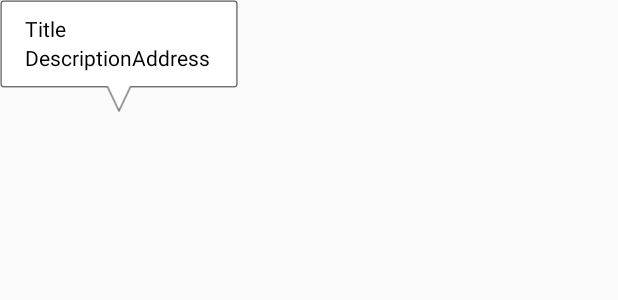
After one commit to truebluejason/free-findr, an Android app: the layout bonuspack_bubble.xml on its own in the app's theme, with its tools: preview values and no code run, on a phone screen of 412 x 824 dp. The commit adds this screen. Shown: the top 300 px of the screen. Run offline under Robolectric (Android 15) with nearby library versions, the phone set to English and light mode, and no system bars.

Commit message:
Bitch ass nigga

```diff
--- a/app/src/main/res/layout/activity_map.xml
+++ b/app/src/main/res/layout/activity_map.xml
@@ -1,8 +1,8 @@
 <?xml version="1.0" encoding="utf-8"?>
 <RelativeLayout xmlns:android="http://schemas.android.com/apk/res/android"
     xmlns:tools="http://schemas.android.com/tools"
-    android:orientation="vertical" android:layout_width="match_parent"
-    android:layout_height="match_parent">
+    android:layout_width="match_parent"
+    android:layout_height="match_parent"
     tools:context="com.example.jasonjinsooyoo.freefindr.MapsActivity">
 
     <view
--- /dev/null
+++ b/app/src/main/res/layout/bonuspack_bubble.xml
@@ -0,0 +1,79 @@
+<?xml version="1.0" encoding="UTF-8"?><!--
+  ~ Copyright (c) 2014-2015 Bruno Parmentier. This file is part of OpenBikeSharing.
+  ~
+  ~ OpenBikeSharing is free software: you can redistribute it and/or modify
+  ~ it under the terms of the GNU General Public License as published by
+  ~ the Free Software Foundation, either version 3 of the License, or
+  ~ (at your option) any later version.
+  ~
+  ~ OpenBikeSharing is distributed in the hope that it will be useful,
+  ~ but WITHOUT ANY WARRANTY; without even the implied warranty of
+  ~ MERCHANTABILITY or FITNESS FOR A PARTICULAR PURPOSE.  See the
+  ~ GNU General Public License for more details.
+  ~
+  ~ You should have received a copy of the GNU General Public License
+  ~ along with OpenBikeSharing.  If not, see <http://www.gnu.org/licenses/>.
+  -->
+
+<LinearLayout xmlns:android="http://schemas.android.com/apk/res/android"
+    android:layout_width="wrap_content"
+    android:layout_height="wrap_content"
+    android:background="@drawable/map_bubble"
+    android:orientation="horizontal">
+
+    <ImageView
+        android:id="@+id/bubble_image"
+        android:layout_width="65dp"
+        android:layout_height="65dp"
+        android:visibility="gone" />
+
+    <LinearLayout
+        android:id="@+id/map_bubble_layout"
+        android:layout_width="wrap_content"
+        android:layout_height="wrap_content"
+        android:clickable="true"
+        android:orientation="vertical"
+        android:paddingLeft="5dp"
+        android:paddingRight="5dp">
+
+        <TextView
+            android:id="@+id/bubble_title"
+            android:layout_width="wrap_content"
+            android:layout_height="0dp"
+            android:layout_gravity="start"
+            android:layout_weight="1"
+            android:maxEms="17"
+            android:text="Title"
+            android:textColor="#000000" />
+
+        <GridLayout
+            android:layout_width="wrap_content"
+            android:layout_height="wrap_content"
+            android:columnCount="2"
+            android:rowCount="2">
+
+
+
+            <TextView
+                android:id="@+id/bubble_description"
+                android:layout_width="wrap_content"
+                android:layout_height="wrap_content"
+                android:maxEms="17"
+                android:text="Description"
+                android:textColor="#000000"
+                android:textSize="14sp" />
+
+
+
+            <TextView
+                android:id="@+id/bubble_subdescription"
+                android:layout_width="wrap_content"
+                android:layout_height="wrap_content"
+                android:maxEms="17"
+                android:text="Address"
+                android:textColor="#000000"
+                android:textSize="14sp"
+                android:visibility="visible" />
+        </GridLayout>
+    </LinearLayout>
+</LinearLayout>
```
Also changed, not shown: app/src/main/java/com/example/jasonjinsooyoo/freefindr/MapsActivity.java (+16 -12 lines), app/src/main/res/menu/map.xml (added, +28 -0 lines), app/src/main/res/drawable-hdpi/ic_menu_mylocation.png (added), app/src/main/res/drawable-hdpi/map_bubble.9.png (added).
